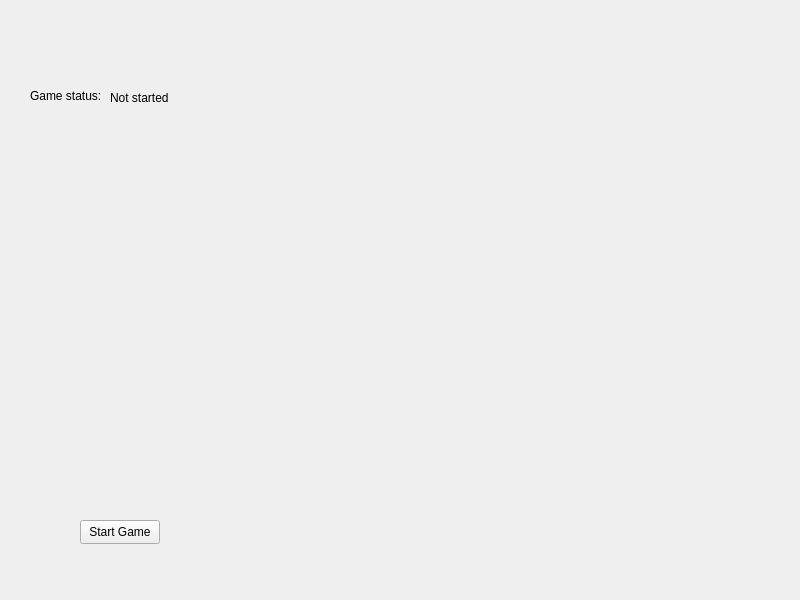
First picture: the form in mainwindow.ui, repository Bananz0/Sudoku-Solver, before the edit.
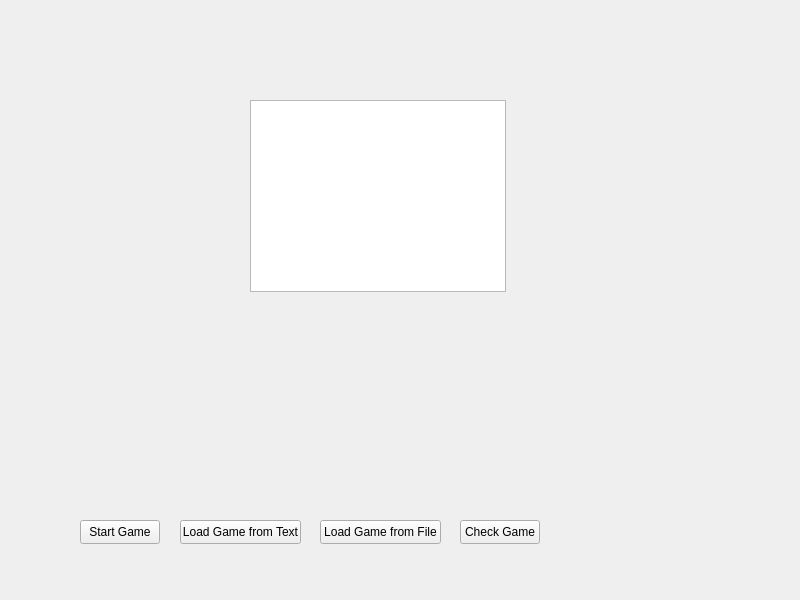
Second picture: the form after the edit.

Commit message: Parsing Fixed and adding check game

```diff
--- a/mainwindow.ui
+++ b/mainwindow.ui
@@ -27,30 +27,53 @@
      <string>Start Game</string>
     </property>
    </widget>
-   <widget class="QLabel" name="gameStatusLabel">
+   <widget class="QPushButton" name="openTextFile">
     <property name="geometry">
      <rect>
-      <x>30</x>
-      <y>80</y>
-      <width>81</width>
-      <height>31</height>
+      <x>180</x>
+      <y>520</y>
+      <width>121</width>
+      <height>24</height>
      </rect>
     </property>
     <property name="text">
-     <string>Game status:</string>
+     <string>Load Game from Text</string>
     </property>
    </widget>
-   <widget class="QLabel" name="gameStatus">
+   <widget class="QPushButton" name="OpenFileDialog">
     <property name="geometry">
      <rect>
-      <x>110</x>
-      <y>90</y>
-      <width>71</width>
-      <height>16</height>
+      <x>320</x>
+      <y>520</y>
+      <width>121</width>
+      <height>24</height>
      </rect>
     </property>
     <property name="text">
-     <string>Not started</string>
+     <string>Load Game from File</string>
+    </property>
+   </widget>
+   <widget class="QTextBrowser" name="textBrowser">
+    <property name="geometry">
+     <rect>
+      <x>250</x>
+      <y>100</y>
+      <width>256</width>
+      <height>192</height>
+     </rect>
+    </property>
+   </widget>
+   <widget class="QPushButton" name="checkGame">
+    <property name="geometry">
+     <rect>
+      <x>460</x>
+      <y>520</y>
+      <width>80</width>
+      <height>24</height>
+     </rect>
+    </property>
+    <property name="text">
+     <string>Check Game</string>
     </property>
    </widget>
   </widget>
```
The commit also changes 9 other files.
